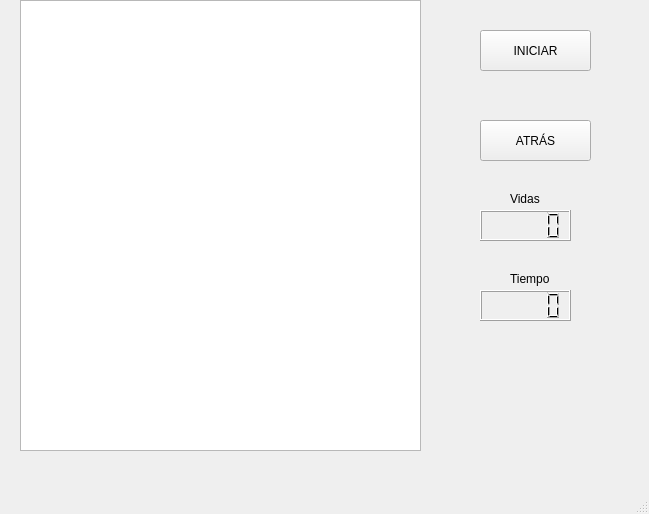
Qt form mapa.ui (hahf1010/proyectofinal) before a commit.
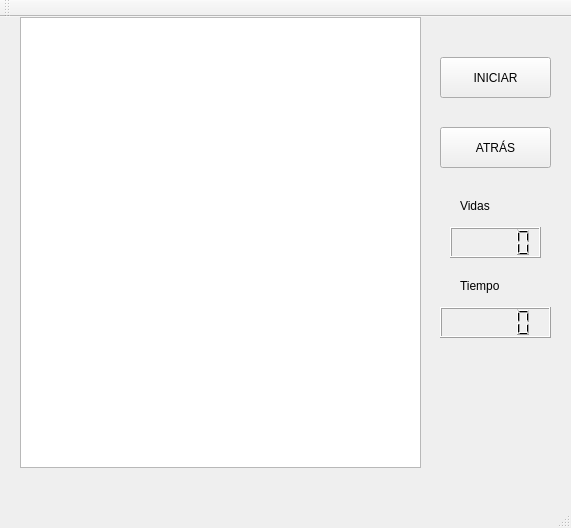
The same form after that commit. Icons and pictures are not drawn.

```diff
--- a/mapa.ui
+++ b/mapa.ui
@@ -6,8 +6,8 @@
    <rect>
     <x>0</x>
     <y>0</y>
-    <width>649</width>
-    <height>514</height>
+    <width>571</width>
+    <height>528</height>
    </rect>
   </property>
   <property name="windowTitle">
@@ -37,8 +37,8 @@
    <widget class="QPushButton" name="iniciar">
     <property name="geometry">
      <rect>
-      <x>480</x>
-      <y>30</y>
+      <x>440</x>
+      <y>40</y>
       <width>111</width>
       <height>41</height>
      </rect>
@@ -50,8 +50,8 @@
    <widget class="QPushButton" name="atras">
     <property name="geometry">
      <rect>
-      <x>480</x>
-      <y>120</y>
+      <x>440</x>
+      <y>110</y>
       <width>111</width>
       <height>41</height>
      </rect>
@@ -63,8 +63,8 @@
    <widget class="QLabel" name="Vidas">
     <property name="geometry">
      <rect>
-      <x>510</x>
-      <y>190</y>
+      <x>460</x>
+      <y>180</y>
       <width>67</width>
       <height>17</height>
      </rect>
@@ -73,21 +73,11 @@
      <string>Vidas</string>
     </property>
    </widget>
-   <widget class="QLCDNumber" name="vidas">
-    <property name="geometry">
-     <rect>
-      <x>480</x>
-      <y>210</y>
-      <width>91</width>
-      <height>31</height>
-     </rect>
-    </property>
-   </widget>
    <widget class="QLabel" name="Tiempo">
     <property name="geometry">
      <rect>
-      <x>510</x>
-      <y>270</y>
+      <x>460</x>
+      <y>260</y>
       <width>67</width>
       <height>17</height>
      </rect>
@@ -96,12 +86,22 @@
      <string>Tiempo</string>
     </property>
    </widget>
+   <widget class="QLCDNumber" name="vidas">
+    <property name="geometry">
+     <rect>
+      <x>450</x>
+      <y>210</y>
+      <width>91</width>
+      <height>31</height>
+     </rect>
+    </property>
+   </widget>
    <widget class="QLCDNumber" name="tiempo">
     <property name="geometry">
      <rect>
-      <x>480</x>
+      <x>440</x>
       <y>290</y>
-      <width>91</width>
+      <width>111</width>
       <height>31</height>
      </rect>
     </property>
@@ -110,7 +110,7 @@
     <property name="geometry">
      <rect>
       <x>130</x>
-      <y>370</y>
+      <y>380</y>
       <width>191</width>
       <height>21</height>
      </rect>
@@ -122,8 +122,8 @@
    <widget class="QLabel" name="Boom">
     <property name="geometry">
      <rect>
-      <x>170</x>
-      <y>390</y>
+      <x>190</x>
+      <y>60</y>
       <width>91</width>
       <height>61</height>
      </rect>
@@ -143,8 +143,17 @@
     </rect>
    </property>
   </widget>
-  <widget class="QStatusBar" name="statusbar"/>
+  <widget class="QToolBar" name="mainToolBar">
+   <attribute name="toolBarArea">
+    <enum>TopToolBarArea</enum>
+   </attribute>
+   <attribute name="toolBarBreak">
+    <bool>false</bool>
+   </attribute>
+  </widget>
+  <widget class="QStatusBar" name="statusBar"/>
  </widget>
+ <layoutdefault spacing="6" margin="11"/>
  <resources/>
  <connections/>
 </ui>
```
Left out of the diff: 6 changed lines with no effect on the pictures.
